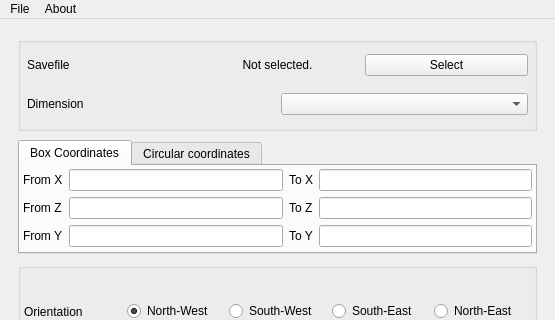
This is src/graphical/mainwindow.ui in spoutn1k/mcmap as Qt 5 draws it before an edit; both pictures show x 0 to 555 and y 0 to 320 of the 555 by 612 pixel window. The edited form follows.
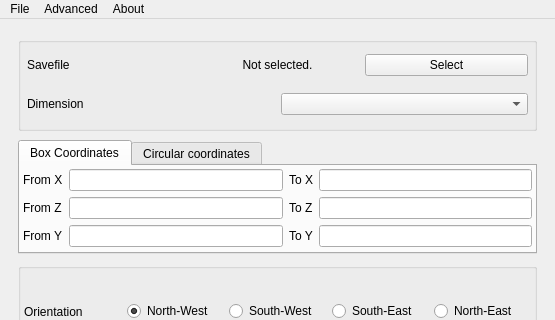
This is the edited form.

Commit message: Added advanced options

Diff of the .ui file:
```diff
--- a/src/graphical/mainwindow.ui
+++ b/src/graphical/mainwindow.ui
@@ -719,7 +719,15 @@
     </property>
     <addaction name="actionVersion"/>
    </widget>
+   <widget class="QMenu" name="menuadvances">
+    <property name="title">
+     <string>Advanced</string>
+    </property>
+    <addaction name="actionSetMemoryLimit"/>
+    <addaction name="actionSetFragmentSize"/>
+   </widget>
    <addaction name="menuFile"/>
+   <addaction name="menuadvances"/>
    <addaction name="menuAbout"/>
   </widget>
   <action name="actionDumpColors">
```
Left out of the diff: 10 changed lines with no effect on the pictures. The commit also changes 2 other files.
